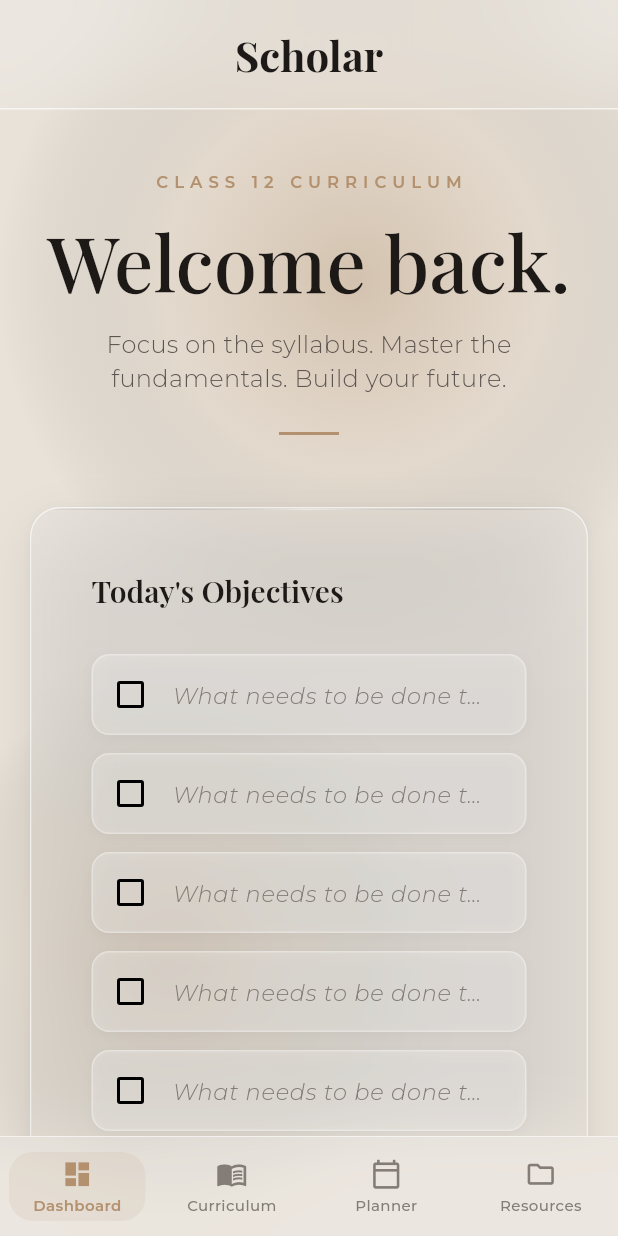
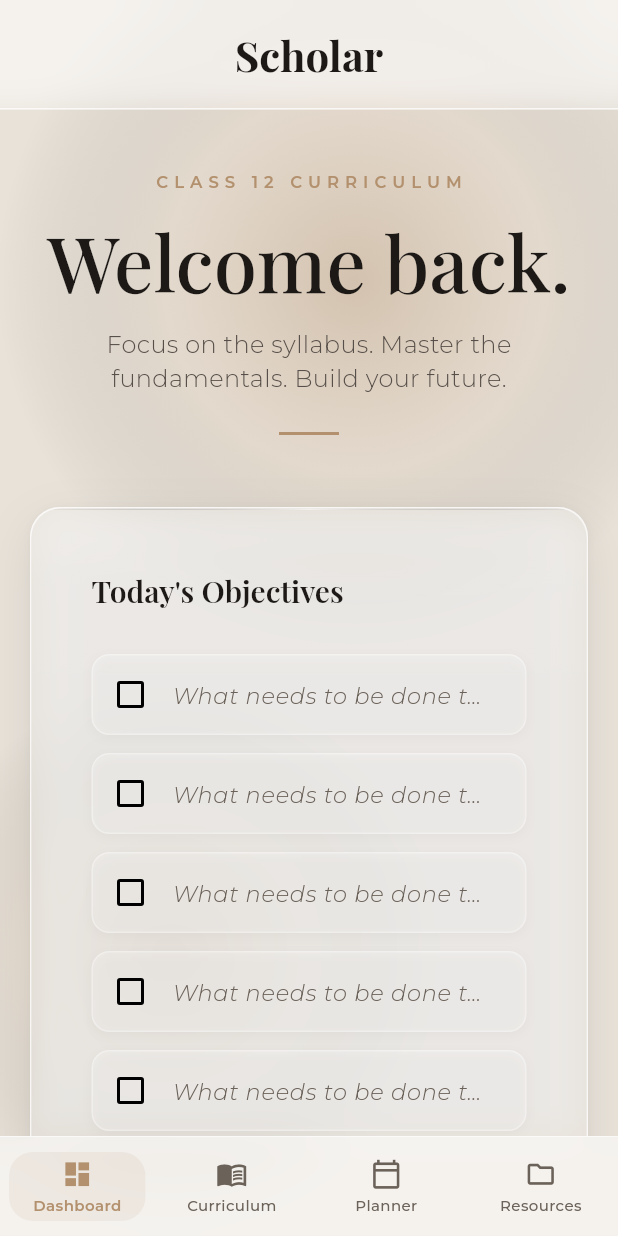
Before and after one commit to Manmathdev/Schoarapp, a Flutter app: the screen it shows after launch, on a phone screen of 412 x 824 dp. Run offline on Flutter 3.47's test engine with Material 3 defaults, Android fonts, the phone set to English and light mode, and no system bars; our stand-ins replace share_plus, shared_preferences; missing offline and left inert: pdfx.

Commit message:
Fix text contrast to WCAG AA, reduce blur, increase glass opacity

```diff
--- a/lib/theme.dart
+++ b/lib/theme.dart
@@ -4,14 +4,14 @@ class ScholarColors {
   ScholarColors._();
 
   static const Color bgBase = Color(0xFFe8e2d9);
-  static const Color glassBg = Color(0x26FFFFFF);
+  static const Color glassBg = Color(0x8FFFFFFF);
   static const Color glassBorder = Color(0x99FFFFFF);
   static const Color glassBorderHover = Color(0xD9FFFFFF);
   static const Color glassShadow = Color(0x0F000000);
   static const Color glassShadowHover = Color(0x1A000000);
   static const Color textPrimary = Color(0xFF1c1917);
-  static const Color textSecondary = Color(0xFF5c5551);
-  static const Color textMuted = Color(0xFF847c77);
+  static const Color textSecondary = Color(0xFF574F49);
+  static const Color textMuted = Color(0xFF6B6259);
   static const Color accent = Color(0xFFb3916e);
   static const Color accentSoft = Color(0x1Ab3916e);
   static const Color white25 = Color(0x40FFFFFF);
--- a/lib/widgets/app_shell.dart
+++ b/lib/widgets/app_shell.dart
@@ -52,7 +52,7 @@ class _AppShellState extends State<AppShell> {
   Widget _buildBottomNav(BuildContext context) {
     return ClipRect(
       child: BackdropFilter(
-        filter: ImageFilter.blur(sigmaX: 20, sigmaY: 20),
+        filter: ImageFilter.blur(sigmaX: 12, sigmaY: 12),
         child: Container(
           decoration: BoxDecoration(
             color: ScholarColors.glassBg,
--- a/lib/widgets/glass_card.dart
+++ b/lib/widgets/glass_card.dart
@@ -53,7 +53,7 @@ class GlassCard extends StatelessWidget {
         child: Stack(
           children: [
             BackdropFilter(
-              filter: ImageFilter.blur(sigmaX: 24, sigmaY: 24),
+              filter: ImageFilter.blur(sigmaX: 12, sigmaY: 12),
               child: Container(
                 // A very faint vertical gradient inside the glass itself
                 // gives the card a sense of catching light from above,
--- a/lib/widgets/scholar_header.dart
+++ b/lib/widgets/scholar_header.dart
@@ -22,7 +22,7 @@ class ScholarHeader extends StatelessWidget {
       ),
       child: ClipRect(
         child: BackdropFilter(
-          filter: ImageFilter.blur(sigmaX: 24, sigmaY: 24),
+          filter: ImageFilter.blur(sigmaX: 12, sigmaY: 12),
           child: Padding(
             padding: const EdgeInsets.symmetric(horizontal: 20, vertical: 16),
             child: Center(
```
